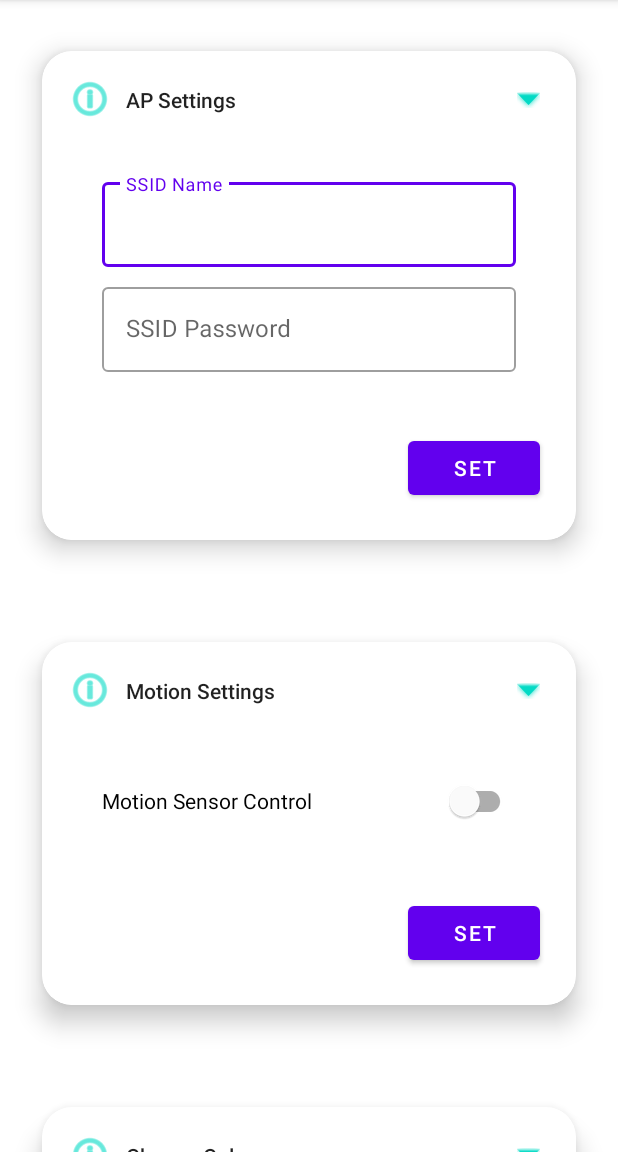
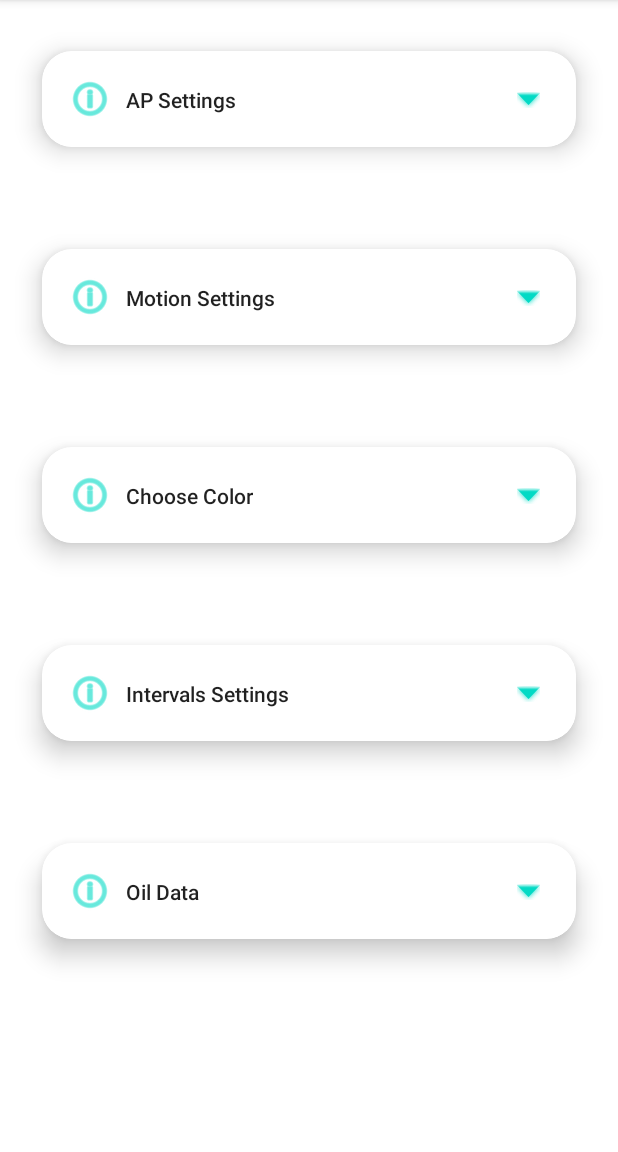
Before and after one commit to hadywalied/AirPurifier, an Android app: the screen it shows after launch (MainActivity), on a phone screen of 412 x 824 dp, the part 84-1236 px from its top. Run offline under Robolectric (Android 15) with nearby library versions, the phone set to English and light mode, and no system bars; plain views replace ColorWheel.

Commit message:
added gone to the cards

```diff
--- a/app/src/main/res/layout/config_ap_wifi_layout.xml
+++ b/app/src/main/res/layout/config_ap_wifi_layout.xml
@@ -148,7 +148,7 @@
             android:id="@+id/ap_card_group"
             android:layout_width="wrap_content"
             android:layout_height="wrap_content"
-            android:visibility="visible"
+            android:visibility="gone"
             app:constraint_referenced_ids="ap_layout, setApBtn"
             tools:visibility="visible" />
 
--- a/app/src/main/res/layout/config_intervals_layout.xml
+++ b/app/src/main/res/layout/config_intervals_layout.xml
@@ -221,7 +221,7 @@
             android:id="@+id/intervals_card_group"
             android:layout_width="wrap_content"
             android:layout_height="wrap_content"
-            android:visibility="visible"
+            android:visibility="gone"
             app:constraint_referenced_ids="intervals_layout, setIntervalsBtn"
             tools:visibility="visible" />
 
--- a/app/src/main/res/layout/config_light_layout.xml
+++ b/app/src/main/res/layout/config_light_layout.xml
@@ -160,7 +160,7 @@
             android:id="@+id/light_card_group"
             android:layout_width="wrap_content"
             android:layout_height="wrap_content"
-            android:visibility="visible"
+            android:visibility="gone"
             app:constraint_referenced_ids="light_layout, setColorBtn"
             tools:visibility="visible" />
 
--- a/app/src/main/res/layout/config_motion_layout.xml
+++ b/app/src/main/res/layout/config_motion_layout.xml
@@ -122,7 +122,7 @@
             android:id="@+id/motion_card_group"
             android:layout_width="wrap_content"
             android:layout_height="wrap_content"
-            android:visibility="visible"
+            android:visibility="gone"
             app:constraint_referenced_ids="motion_layout, setMotionBtn"
             tools:visibility="visible" />
 
--- a/app/src/main/res/layout/config_oil_layout.xml
+++ b/app/src/main/res/layout/config_oil_layout.xml
@@ -128,7 +128,7 @@
             android:id="@+id/oil_card_group"
             android:layout_width="wrap_content"
             android:layout_height="wrap_content"
-            android:visibility="visible"
+            android:visibility="gone"
             app:constraint_referenced_ids="oil_layout"
             tools:visibility="visible" />
 
```
